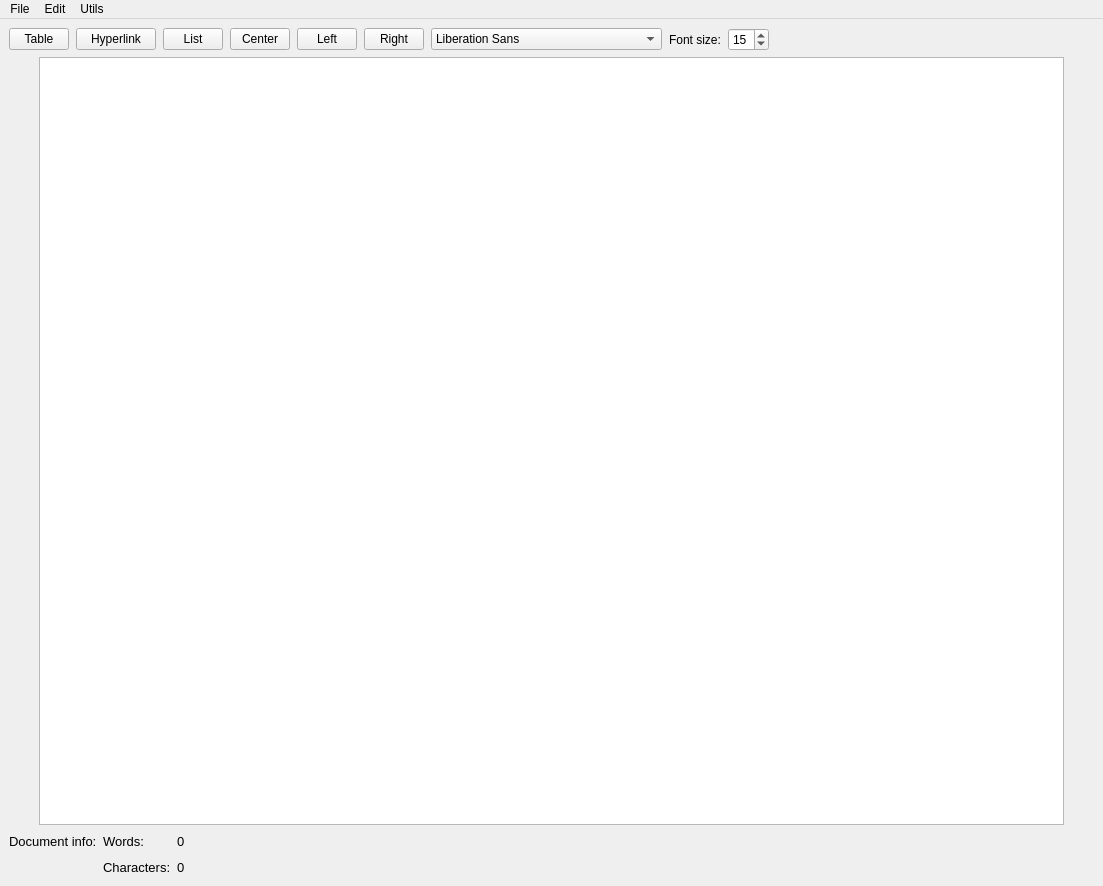
This is ui/main.ui in InsertUsernameH3re/PDFy as Qt 5 draws it before an edit. The edited form follows.
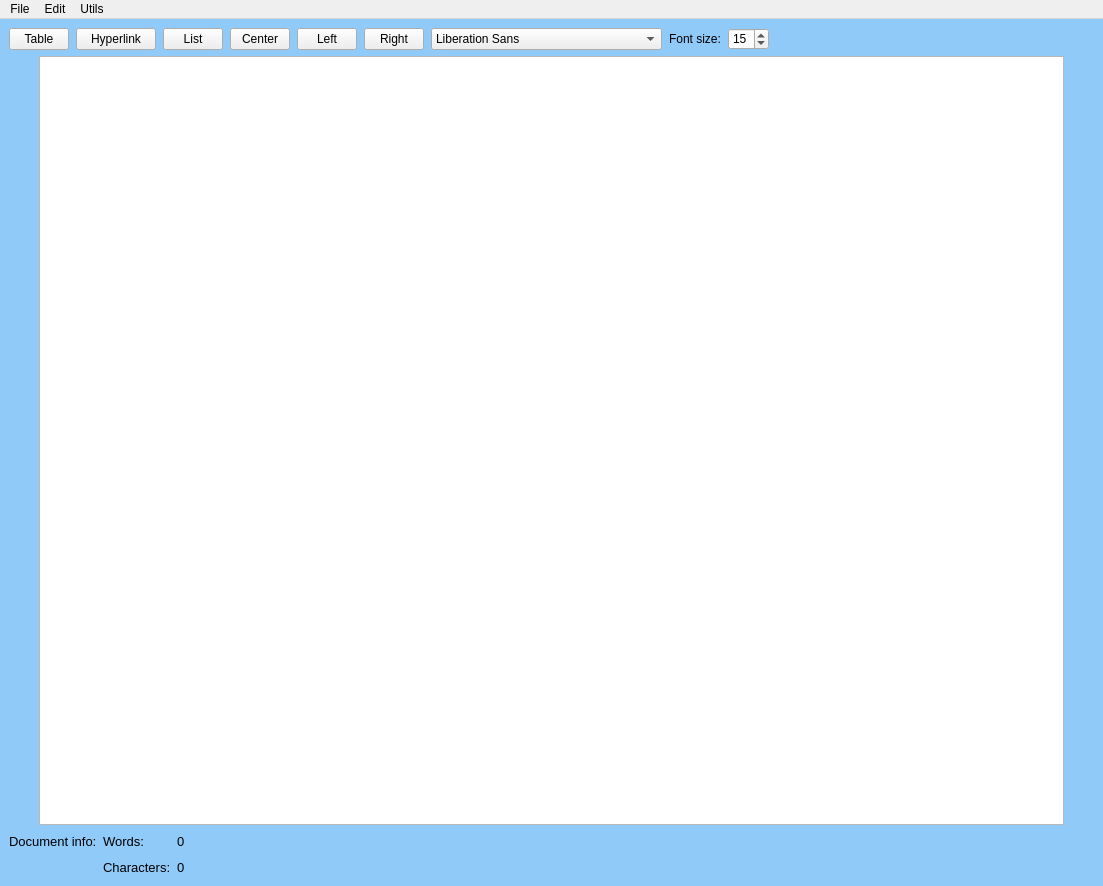
This is the edited form.

Diff of the .ui file:
```diff
--- a/ui/main.ui
+++ b/ui/main.ui
@@ -23,7 +23,7 @@
    <string>PDFy</string>
   </property>
   <property name="styleSheet">
-   <string notr="true"/>
+   <string notr="true">QMainWindow {background: #90CAF9}</string>
   </property>
   <property name="tabShape">
    <enum>QTabWidget::Rounded</enum>
```
Left out of the diff: 19 changed lines with no effect on the pictures.
